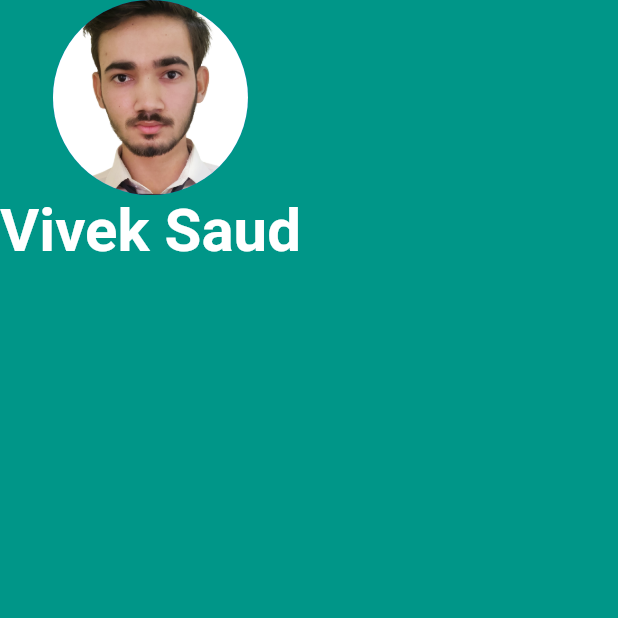
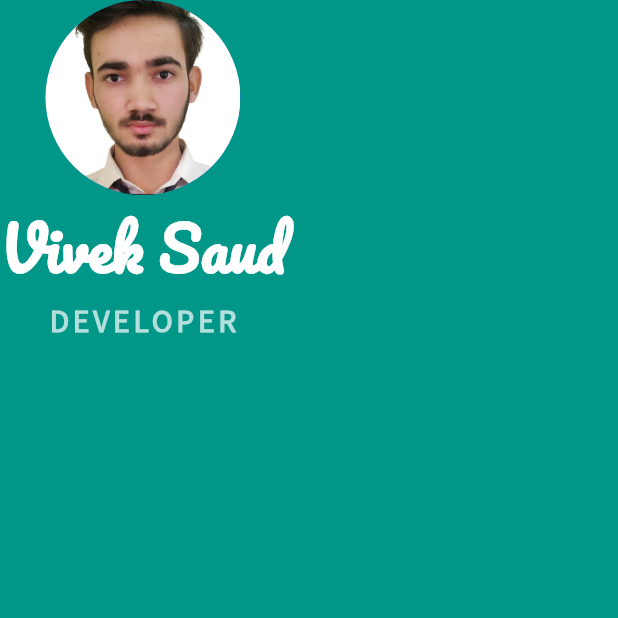
Before and after one commit to viveksaud/flutter_apps, a Flutter app: the screen it shows after launch, on a phone screen of 412 x 824 dp, the top half of it. Run offline on Flutter 3.47's test engine with Material 2 defaults, Android fonts, the phone set to English and light mode, and no system bars.

Commit message:
custom fonts added

```diff
--- a/02_MiCard-A_Single_Screen_Personal_Business_Card/mi_card_flutter/lib/main.dart
+++ b/02_MiCard-A_Single_Screen_Personal_Business_Card/mi_card_flutter/lib/main.dart
@@ -22,9 +22,20 @@ class MyApp extends StatelessWidget {
               Text(
                 'Vivek Saud',
                 style: TextStyle(
+                  fontFamily: 'Pacifico',
                   fontSize: 40,
                   fontWeight: FontWeight.bold,
                   color: Colors.white,
+                ),
+              ),
+              Text(
+                'DEVELOPER',
+                style: TextStyle(
+                  fontFamily: 'SourceSansPro',
+                  fontSize: 21,
+                  fontWeight: FontWeight.bold,
+                  color: Color.fromRGBO(178, 223, 219, 1),
+                  letterSpacing: 2.5,
                 ),
               ),
             ],
```
Also changed, not shown: 02_MiCard-A_Single_Screen_Personal_Business_Card/mi_card_flutter/pubspec.yaml (+9 -0 lines), 02_MiCard-A_Single_Screen_Personal_Business_Card/mi_card_flutter/fonts/Pacifico-Regular.ttf (added), 02_MiCard-A_Single_Screen_Personal_Business_Card/mi_card_flutter/fonts/SourceSansPro-Regular.ttf (added).
